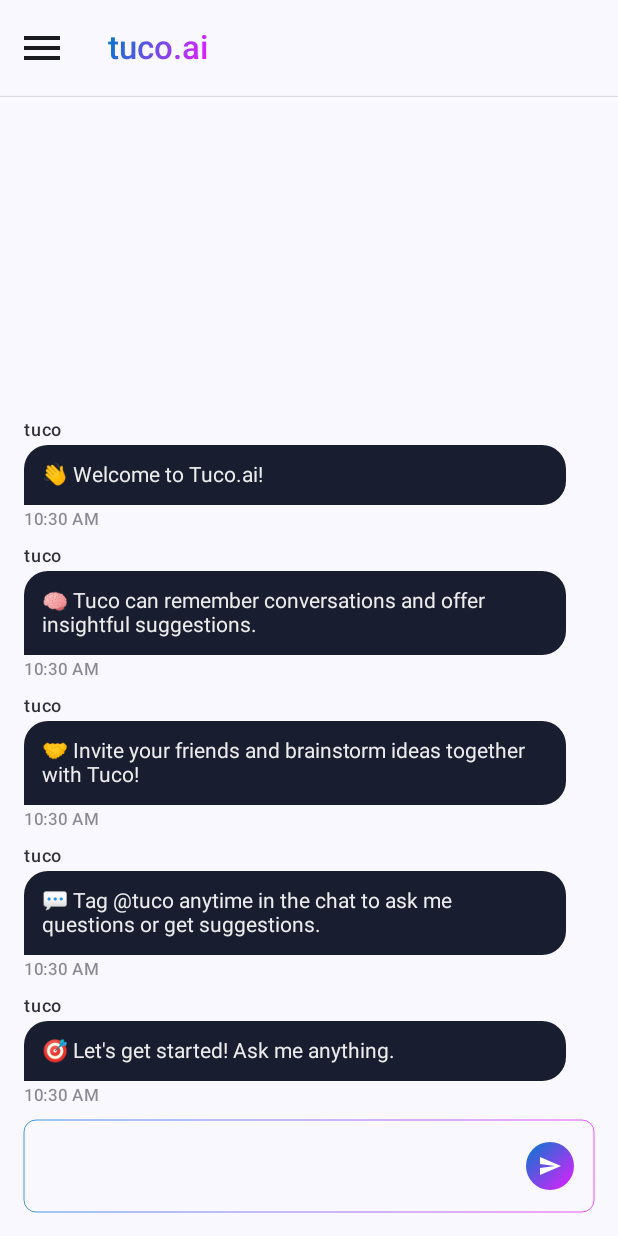
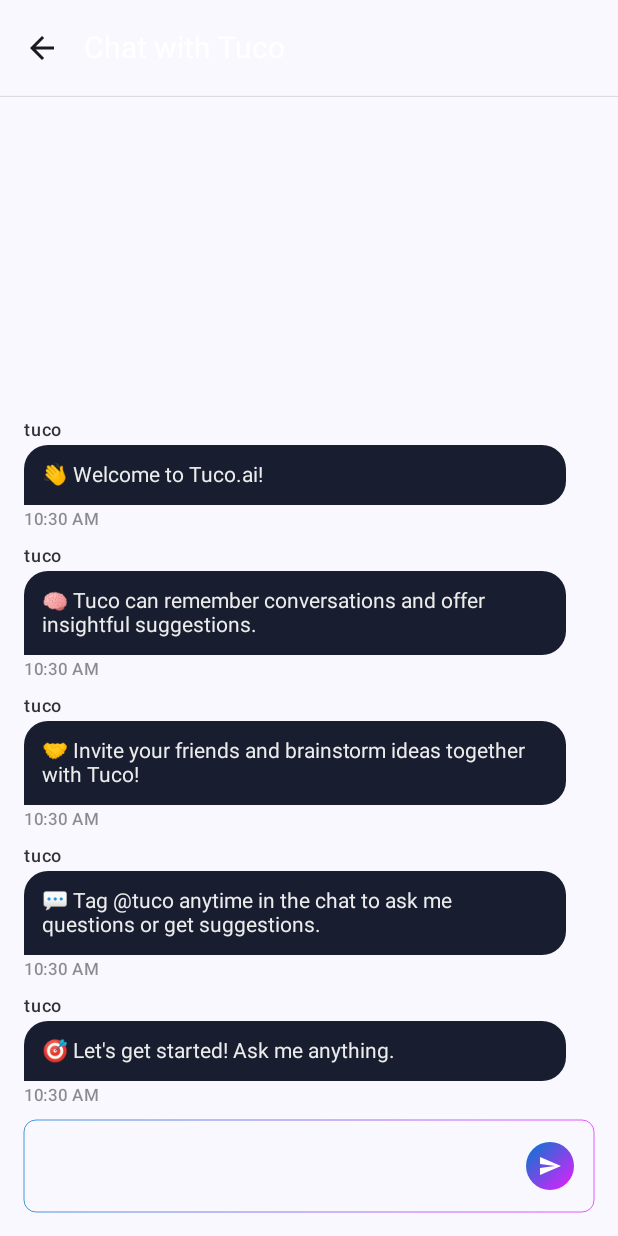
Before and after one commit to vishalcs106/tuco-android, an Android app built with Jetpack Compose: the screen it shows after launch (MainActivity), after a tap on "New Conversation", on a phone screen of 412 x 824 dp. Run offline under Robolectric (Android 15) with nearby library versions, the phone set to English and light mode, and no system bars.

Commit message:
Fixed topbar

```diff
--- a/app/src/main/java/ai/android/tuco/presentation/MainActivity.kt
+++ b/app/src/main/java/ai/android/tuco/presentation/MainActivity.kt
@@ -1,11 +1,10 @@
 package ai.android.tuco.presentation
 
 import ai.android.tuco.BuildConfig
-import ai.android.tuco.R
+import ai.android.tuco.presentation.composables.CustomTopAppBar
 import ai.android.tuco.presentation.composables.GradientButton
 import ai.android.tuco.presentation.composables.RegularText
 import ai.android.tuco.presentation.composables.StyledStatusBar
-import ai.android.tuco.presentation.composables.TucoTitle
 import ai.android.tuco.presentation.screens.ChatScreen
 import ai.android.tuco.presentation.screens.HomeScreen
 import ai.android.tuco.presentation.screens.Screen
@@ -24,26 +23,20 @@ import androidx.compose.foundation.layout.fillMaxHeight
 import androidx.compose.foundation.layout.fillMaxSize
 import androidx.compose.foundation.layout.height
 import androidx.compose.foundation.layout.padding
-import androidx.compose.foundation.layout.size
 import androidx.compose.foundation.layout.width
 import androidx.compose.material3.DrawerValue
 import androidx.compose.material3.ExperimentalMaterial3Api
-import androidx.compose.material3.HorizontalDivider
-import androidx.compose.material3.Icon
-import androidx.compose.material3.IconButton
 import androidx.compose.material3.MaterialTheme
 import androidx.compose.material3.ModalNavigationDrawer
 import androidx.compose.material3.Scaffold
 import androidx.compose.material3.Text
 import androidx.compose.material3.TextButton
-import androidx.compose.material3.TopAppBar
 import androidx.compose.material3.rememberDrawerState
 import androidx.compose.runtime.Composable
 import androidx.compose.runtime.rememberCoroutineScope
 import androidx.compose.ui.Alignment
 import androidx.compose.ui.Modifier
 import androidx.compose.ui.graphics.Color
-import androidx.compose.ui.res.painterResource
 import androidx.compose.ui.tooling.preview.Preview
 import androidx.compose.ui.unit.dp
 import androidx.navigation.compose.NavHost
@@ -82,24 +75,7 @@ fun MainScreen() {
         Scaffold(
             containerColor = MaterialTheme.colorScheme.background,  // 🔹 Ensures consistent background
             topBar = {
-                Column {
-                    TopAppBar(
-                        title = { TucoTitle{navController.navigate(Screen.Home.route)} },
-                        navigationIcon = {
-                            IconButton(onClick = { scope.launch { drawerState.open() } }) {
-                                Icon(
-                                    painter = painterResource(id = R.drawable.ic_menu),
-                                    contentDescription = "Gradient Icon",
-                                    modifier = Modifier.size(32.dp)
-                                )
-                            }
-                        }
-                    )
-                    HorizontalDivider(
-                        thickness = 0.5.dp,
-                        color = MaterialTheme.colorScheme.onSurface.copy(alpha = 0.2f) // Subtle Divider
-                    )
-                }
+                CustomTopAppBar(navController,  { scope.launch { drawerState.open() } })
             },
             modifier = Modifier
                 .fillMaxSize()
--- /dev/null
+++ b/app/src/main/java/ai/android/tuco/presentation/composables/CustomTopAppBar.kt
@@ -0,0 +1,58 @@
+package ai.android.tuco.presentation.composables
+
+import ai.android.tuco.presentation.screens.Screen
+import androidx.compose.foundation.layout.Column
+import androidx.compose.foundation.layout.size
+import androidx.compose.material.icons.Icons
+import androidx.compose.material.icons.filled.ArrowBack
+import androidx.compose.material.icons.filled.Menu
+import androidx.compose.material3.ExperimentalMaterial3Api
+import androidx.compose.material3.HorizontalDivider
+import androidx.compose.material3.Icon
+import androidx.compose.material3.IconButton
+import androidx.compose.material3.MaterialTheme
+import androidx.compose.material3.TopAppBar
+import androidx.compose.runtime.Composable
+import androidx.compose.ui.Modifier
+import androidx.compose.ui.unit.dp
+import androidx.compose.ui.unit.sp
+import androidx.navigation.NavController
+import androidx.navigation.compose.currentBackStackEntryAsState
+
+@OptIn(ExperimentalMaterial3Api::class)
+@Composable
+fun CustomTopAppBar(
+    navController: NavController,
+    onMenuClick: () -> Unit
+) {
+    val currentRoute = navController.currentBackStackEntryAsState().value?.destination?.route ?: Screen.Home.route
+
+    val isHomeScreen = currentRoute == Screen.Home.route
+
+    Column {
+        TopAppBar(
+            title = { if (isHomeScreen) TucoTitle { onMenuClick() } else RegularText( "Chat with Tuco", fontSize = 20.sp) },
+            navigationIcon = {
+                IconButton(
+                    onClick = {
+                        if (isHomeScreen) {
+                            onMenuClick()  // Open drawer on Home Screen
+                        } else {
+                            navController.popBackStack() // Go back on other screens
+                        }
+                    }
+                ) {
+                    Icon(
+                        imageVector = if (isHomeScreen) Icons.Default.Menu else Icons.Default.ArrowBack,
+                        contentDescription = if (isHomeScreen) "Menu" else "Back",
+                        modifier = Modifier.size(24.dp)
+                    )
+                }
+            }
+        )
+        HorizontalDivider(
+            thickness = 0.5.dp,
+            color = MaterialTheme.colorScheme.onSurface.copy(alpha = 0.2f)
+        )
+    }
+}
```
